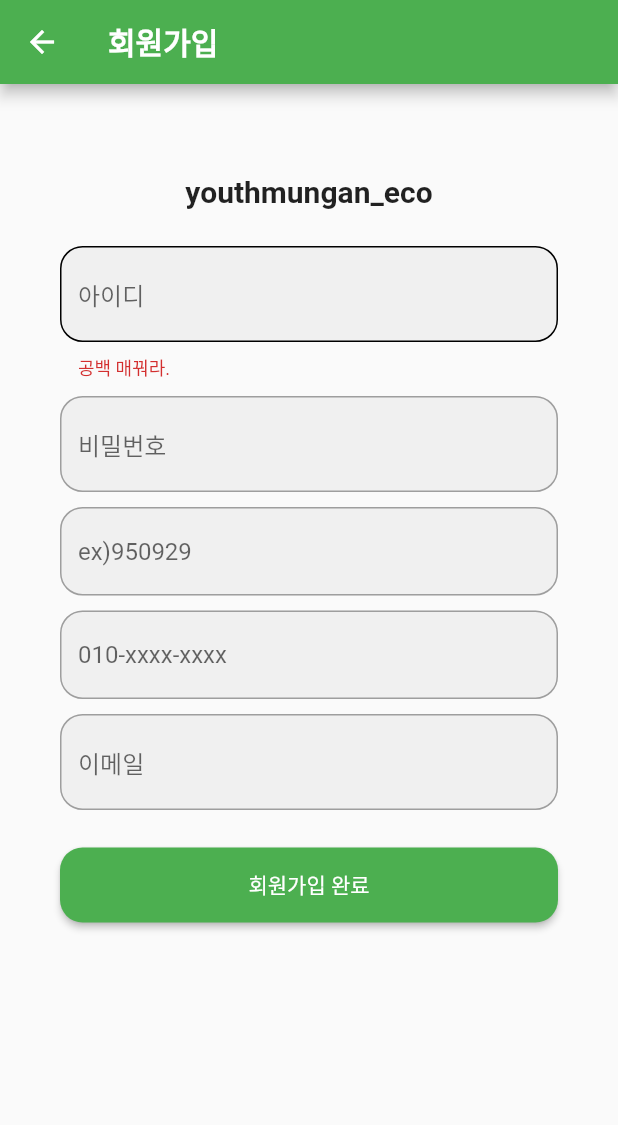
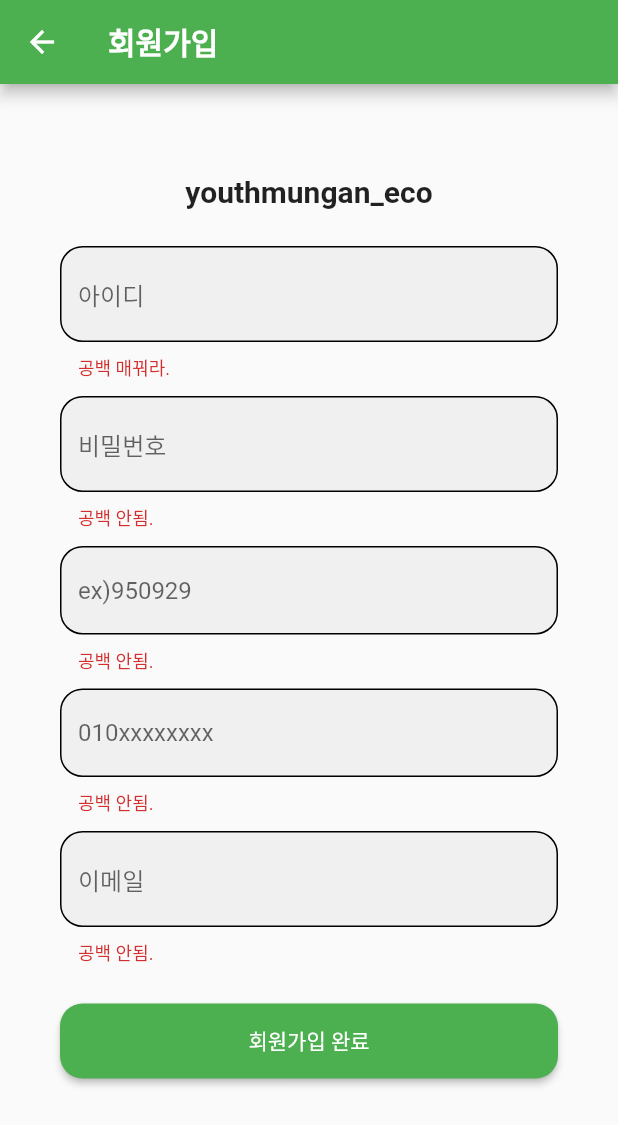
Before and after one commit to shinjoo95/flutter_eco, a Flutter app: the joinPage screen opened directly, after a tap on "회원가입 완료", on a phone screen of 412 x 824 dp. Shown: the top 1125 px of the screen. Run offline on Flutter 3.47's test engine with Material 2 defaults, Android fonts, the phone set to English and light mode, and no system bars; our stand-ins replace get, validators.

Commit message:
개인정보 유효성 검사

```diff
--- a/lib/pages/user/join.dart
+++ b/lib/pages/user/join.dart
@@ -1,6 +1,7 @@
 import 'package:flutter/material.dart';
 import 'package:flutter_blog/components/custom_elevated_button.dart';
 import 'package:flutter_blog/pages/user/login.dart';
+import 'package:flutter_blog/util/validator_util.dart';
 import 'package:get/get.dart';
 import 'package:validators/validators.dart';
 
@@ -46,21 +47,12 @@ class joinPage extends StatelessWidget {
       //데이터를 한번에 넘기기 위해 , 유효성 검사를 한꺼번에 하기 위해
       child: Column(
         children: [
-          CustomTextFormField(hint: "아이디", funValidator: (String? value){
-            if(value!.isEmpty){
-              return "공백 매꿔라.";
-            }else if(!isAlpha(value)){
-              return "아이디는 영어로.";
-            }else if(value.length < 5){
-              return "아이디가 너무 짧아";
-            }else{
-              return null;
-            }
-          }),
-          CustomTextFormField(hint: "비밀번호", funValidator: (value){}),
-          CustomTextFormField(hint: "ex)950929", funValidator: (value){}),
-          CustomTextFormField(hint: "010-xxxx-xxxx", funValidator: (value){}),
-          CustomTextFormField(hint: "이메일", funValidator: (value){}),
+          CustomTextFormField(hint: "아이디", funValidator: validateUsername()
+          ),
+          CustomTextFormField(hint: "비밀번호", funValidator: validatePassword()),
+          CustomTextFormField(hint: "ex)950929", funValidator: validateBirth()),
+          CustomTextFormField(hint: "010xxxxxxxx", funValidator: validateNumber()),
+          CustomTextFormField(hint: "이메일", funValidator: validateEmail()),
           SizedBox(
             height: 20,
           ),
--- a/lib/pages/user/login.dart
+++ b/lib/pages/user/login.dart
@@ -2,6 +2,7 @@ import 'package:flutter/material.dart';
 import 'package:flutter_blog/components/custom_elevated_button.dart';
 import 'package:flutter_blog/pages/post/home_page.dart';
 import 'package:flutter_blog/pages/user/join.dart';
+import 'package:flutter_blog/util/validator_util.dart';
 import 'package:get/get.dart';
 import '../../components/custom_text_form_field.dart';
 
@@ -49,16 +50,25 @@ class loginPage extends StatelessWidget {
       //데이터를 한번에 넘기기 위해 , 유효성 검사를 한꺼번에 하기 위해
       child: Column(
         children: [
-          CustomTextFormField(hint: "아이디", funValidator: (value){
-          },),
-          CustomTextFormField(hint: "비밀번호", funValidator: (value){}),
+          CustomTextFormField(hint: "아이디", funValidator: validateUsername()),
+          CustomTextFormField(hint: "비밀번호", funValidator: validatePassword()),
           SizedBox(
             height: 10,
           ),
-              CustomElevatedButton(text: "로그인", pageRoute: () => Get.to(HomePage()),),
-              SizedBox(height: 10,),
-              CustomElevatedButton(text: "회원가입", pageRoute: () => Get.to(joinPage()),),
-
+          CustomElevatedButton(
+              text: "로그인",
+              pageRoute: () {
+                if (_formKey.currentState!.validate()) {
+                  Get.to(HomePage());
+                }
+              }),
+          SizedBox(
+            height: 10,
+          ),
+          CustomElevatedButton(
+            text: "회원가입",
+            pageRoute: () => Get.to(joinPage()),
+          ),
         ],
       ),
     );
--- /dev/null
+++ b/lib/util/validator_util.dart
@@ -0,0 +1,68 @@
+
+import 'package:validators/validators.dart';
+
+Function validateUsername(){
+  return (String? value){
+    if(value!.isEmpty){
+      return "공백 매꿔라.";
+    }else if(!isAlphanumeric(value)){
+      return "아이디 한글 안됨.";
+    }else if(value.length < 5){
+      return "아이디가 너무 짧아";
+    }else{
+      return null;
+    }
+  };
+}
+Function validatePassword(){
+  return (String? value){
+    if(value!.isEmpty){
+      return "공백 안됨.";
+    }else if(value.length < 6){
+      return "비밀번호가 너무 짧습니다.";
+    }else{
+      return null;
+    }
+  };
+}
+Function validateEmail(){
+  return (String? value){
+    if(value!.isEmpty){
+      return "공백 안됨.";
+    }else if(!isAlphanumeric(value)){
+      return "이메일 확인 부탁.";
+    }else if(isEmail(value)){
+      return "이메일 확인 부탁.";
+    }else{
+      return null;
+    }
+  };
+}
+
+Function validateNumber(){
+  return (String? value){
+    if(value!.isEmpty){
+      return "공백 안됨.";
+    }else if(isAlpha(value)){
+      return "숫자로 쓰셈";
+    }else if(value.length != 11){
+      return "똑바로 쓰셈";
+    }else{
+      return null;
+    }
+  };
+}
+
+Function validateBirth(){
+  return (String? value){
+    if(value!.isEmpty){
+      return "공백 안됨.";
+    }else if(isAlpha(value)){
+      return "숫자로 쓰셈";
+    }else if(value.length != 6){
+      return "똑바로 쓰셈";
+    }else{
+      return null;
+    }
+  };
+}
```
